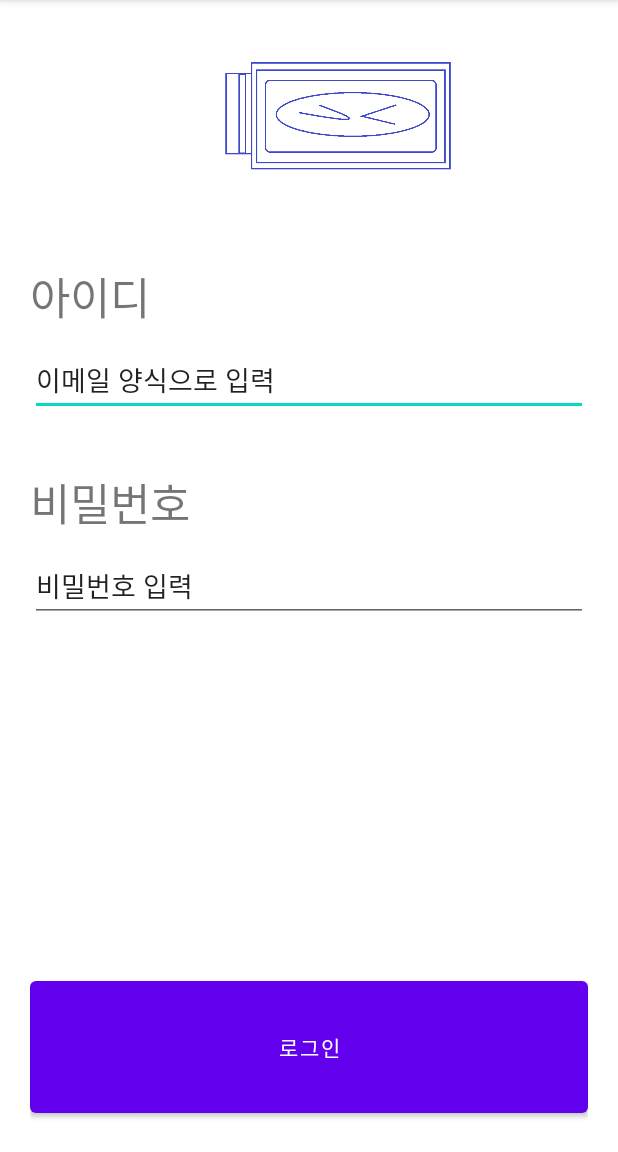
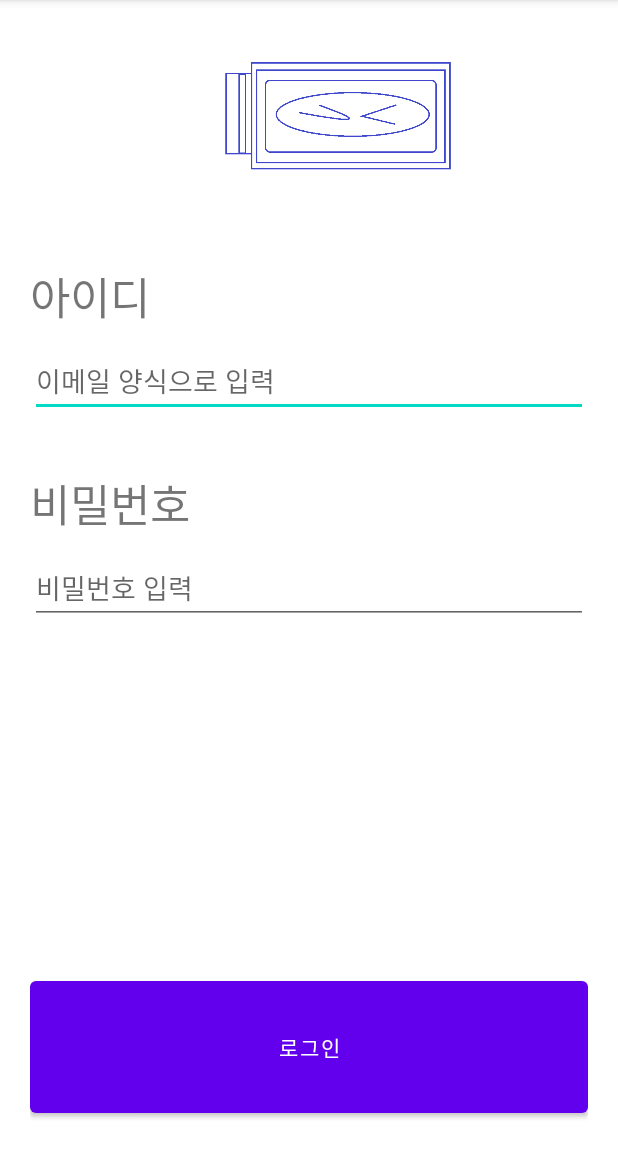
Before and after one commit to devgggyu/test2_home, an Android app: the screen it shows after launch (MainActivity), on a phone screen of 412 x 824 dp, the part 84-1236 px from its top. Run offline under Robolectric (Android 15) with nearby library versions, the phone set to English and light mode, and no system bars.

Commit message:
로그인 UI 수정

```diff
--- a/app/src/main/res/layout/activity_main.xml
+++ b/app/src/main/res/layout/activity_main.xml
@@ -26,7 +26,8 @@
         android:layout_width="match_parent"
         android:layout_height="wrap_content"
         android:paddingTop="20dp"
-        android:text="이메일 양식으로 입력" />
+        android:hint="이메일 양식으로 입력"
+        android:inputType="textEmailAddress"/>
 
     <TextView
         android:layout_width="match_parent"
@@ -40,12 +41,13 @@
         android:layout_width="match_parent"
         android:layout_height="wrap_content"
         android:paddingTop="20dp"
-        android:text="비밀번호 입력" />
+        android:hint="비밀번호 입력"
+        android:inputType="textPassword" />
 
     <TextView
         android:layout_width="wrap_content"
         android:layout_height="0dp"
-        android:layout_weight="1"/>
+        android:layout_weight="1" />
 
 
     <Button
```
